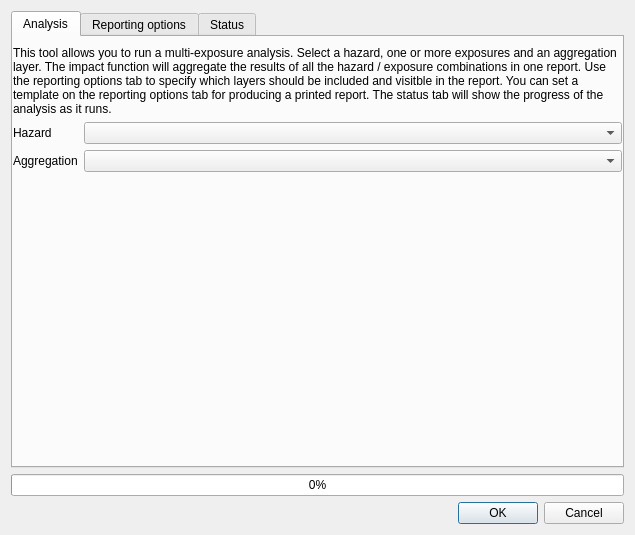
Old version of the form safe/gui/ui/multi_exposure_dialog_base.ui in the repository inasafe/inasafe.
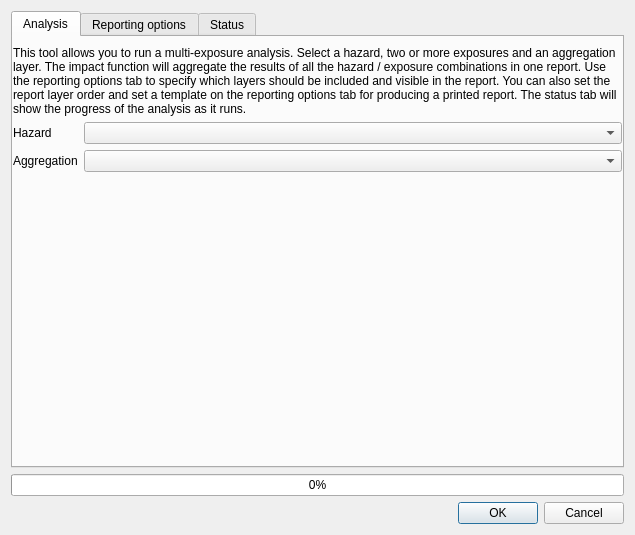
New version of the form. Custom widgets are drawn as their Qt base class.

Commit message: Update multi-exposure report options based on Etienne's comments

The edit to the form file:
```diff
--- a/safe/gui/ui/multi_exposure_dialog_base.ui
+++ b/safe/gui/ui/multi_exposure_dialog_base.ui
@@ -33,7 +33,7 @@
        <item>
         <widget class="QLabel" name="label">
          <property name="text">
-          <string>This tool allows you to run a multi-exposure analysis. Select a hazard, one or more exposures and an aggregation layer. The impact function will aggregate the results of all the hazard / exposure combinations in one report. Use the reporting options tab to specify which layers should be included and visitble in the report. You can set a template on the reporting options tab for producing a printed report. The status tab will show the progress of the analysis as it runs.</string>
+          <string>This tool allows you to run a multi-exposure analysis. Select a hazard, two or more exposures and an aggregation layer. The impact function will aggregate the results of all the hazard / exposure combinations in one report. Use the reporting options tab to specify which layers should be included and visible in the report. You can also set the report layer order and set a template on the reporting options tab for producing a printed report. The status tab will show the progress of the analysis as it runs.</string>
          </property>
          <property name="wordWrap">
           <bool>true</bool>
```
